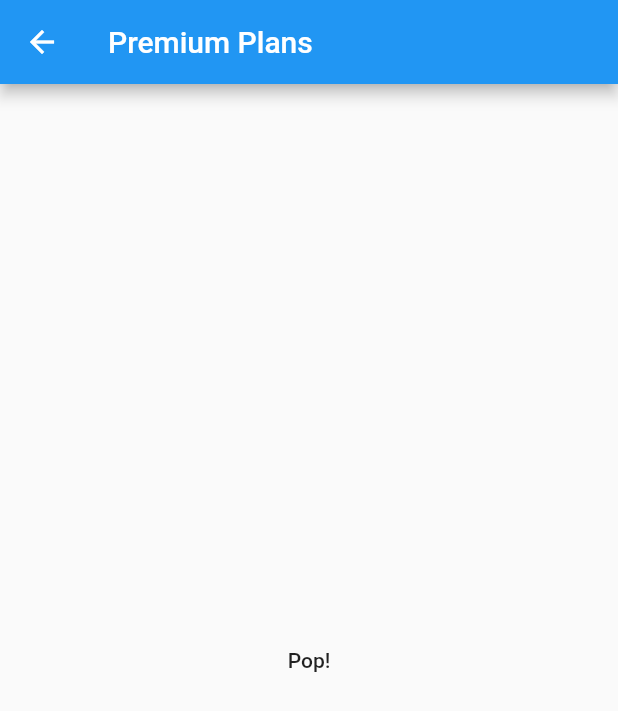
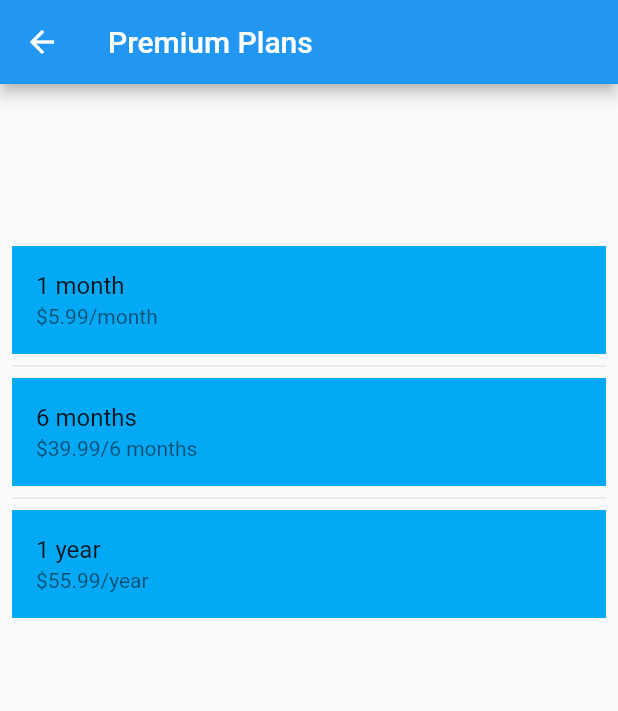
Before and after one commit to zahids4/saim_nihal_demo, a Flutter app: the SeeAllPlansScreen screen opened directly, on a phone screen of 412 x 824 dp. Shown: the top 711 px of the screen. Run offline on Flutter 3.47's test engine with Material 2 defaults, Android fonts, the phone set to English and light mode, and no system bars; our stand-ins replace bloc, flutter_bloc; missing offline and left inert: dart:ffi.

Commit message:
More work

```diff
--- a/lib/counter/view/counter_view.dart
+++ b/lib/counter/view/counter_view.dart
@@ -1,3 +1,5 @@
+import 'dart:ffi';
+
 import 'package:flutter/material.dart';
 import 'package:flutter_bloc/flutter_bloc.dart';
 
@@ -43,23 +45,78 @@ class CounterView extends StatelessWidget {
   }
 }
 
+class Plan {
+  final double price;
+  final String pricePerTerm;
+  final String title;
+
+  Plan({this.price, this.pricePerTerm, this.title});
+}
+
 class SeeAllPlansScreen extends StatelessWidget {
+  final List<Plan> plans = <Plan>[
+    Plan(price: 5.99, pricePerTerm: '\$5.99/month', title: '1 month'),
+    Plan(price: 39.99, pricePerTerm: '\$39.99/6 months', title: '6 months'),
+    Plan(price: 55.99, pricePerTerm: '\$55.99/year', title: '1 year')
+  ];
+
+  Plan getPlan({int index}) {
+    return plans[index];
+  }
+
   @override
   Widget build(BuildContext context) {
     return Scaffold(
       appBar: AppBar(title: const Text('Premium Plans')),
-      body: Center(
-        child: FlatButton(
-          child: Text('Pop!'),
-          onPressed: () {
-            Navigator.pop(context);
-          },
+      body: Padding(
+        padding: const EdgeInsets.fromLTRB(0, 100, 0, 0),
+        child: Center(
+          child: ListView.separated(
+            padding: const EdgeInsets.all(8),
+            itemCount: plans.length,
+            itemBuilder: (BuildContext context, int index) {
+              final plan = getPlan(index: index);
+
+              return ListTile(
+                title: Text(plan.title),
+                subtitle: Text(plan.pricePerTerm),
+                tileColor: Colors.lightBlue,
+                hoverColor: Colors.blueGrey,
+                onTap: () => {
+                  showDialog(
+                      context: context,
+                      builder: (BuildContext context) {
+                        return AlertDialog(
+                          title: Text(
+                              "Do you want to purchase this plan for ${plan.price}"),
+                          content:
+                              Text("You will be subscribed for ${plan.title}"),
+                          actions: [
+                            FlatButton(
+                              child: Text("OK"),
+                              onPressed: () => {Navigator.of(context).pop()},
+                            ),
+                            FlatButton(
+                              child: Text("Cancel"),
+                              onPressed: () => {Navigator.of(context).pop()},
+                            ),
+                          ],
+                        );
+                        ;
+                      })
+                },
+              );
+            },
+            separatorBuilder: (BuildContext context, int index) =>
+                const Divider(),
+          ),
         ),
       ),
     );
   }
 }
 
+///https://medium.com/flutter/learning-flutters-new-navigation-and-routing-system-7c9068155ade
 class SeeAllPlansButton extends StatelessWidget {
   const SeeAllPlansButton({Key key, @required this.buttonTitle})
       : super(key: key);
```
